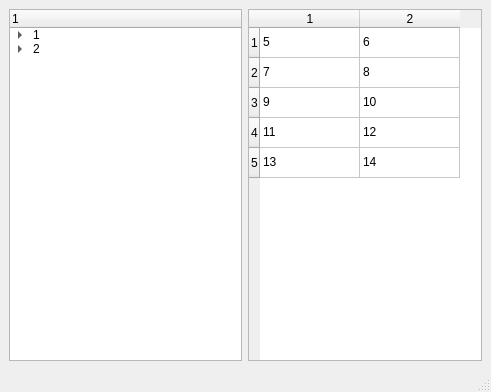
Before: the Qt Designer form ui/test.ui in Meller008/CRM-Avi, drawn with Qt 5.
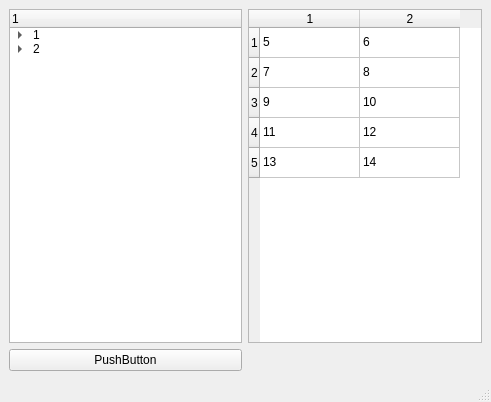
After: the same form once the commit is applied.

Diff of the .ui file:
```diff
--- a/ui/test.ui
+++ b/ui/test.ui
@@ -7,7 +7,7 @@
     <x>0</x>
     <y>0</y>
     <width>491</width>
-    <height>392</height>
+    <height>402</height>
    </rect>
   </property>
   <property name="windowTitle">
@@ -152,6 +152,13 @@
       </item>
      </widget>
     </item>
+    <item row="1" column="0">
+     <widget class="QPushButton" name="pushButton">
+      <property name="text">
+       <string>PushButton</string>
+      </property>
+     </widget>
+    </item>
    </layout>
   </widget>
   <widget class="QMenuBar" name="menubar">
```
Left out of the diff: 22 changed lines with no effect on the pictures.
